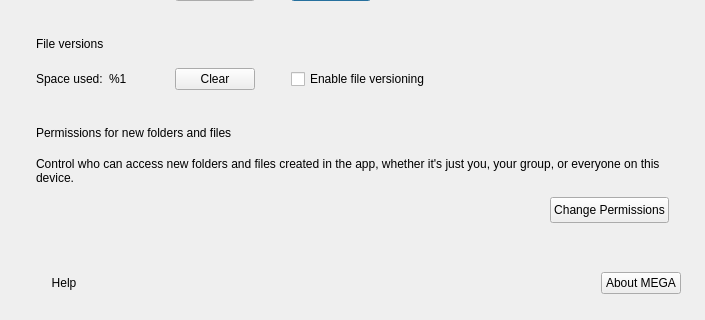
rl-mega/MEGAsync, file src/MEGASync/gui/ui/SettingsDialog.ui: the form before one commit; both pictures show x 0 to 705 and y 445 to 765 of the 705 by 765 pixel window.
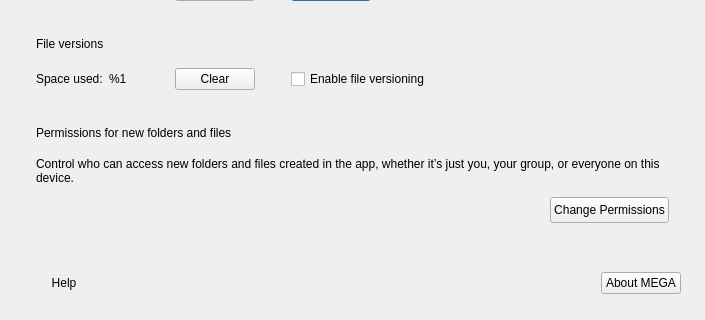
The form after the commit. The open tabs and pages were chosen to show the change. Icons and pictures are not drawn. Custom widgets are drawn as their Qt base class.

Patch:
```diff
--- a/src/MEGASync/gui/ui/SettingsDialog.ui
+++ b/src/MEGASync/gui/ui/SettingsDialog.ui
@@ -3202,7 +3202,7 @@
              </sizepolicy>
             </property>
             <property name="text">
-             <string>Control who can access new folders and files created in the app, whether it's just you, your group, or everyone on this device.</string>
+             <string>Control who can access new folders and files created in the app, whether it’s just you, your group, or everyone on this device.</string>
             </property>
             <property name="wordWrap">
              <bool>true</bool>
```
Left out of the diff: 2 changed lines with no effect on the pictures.
